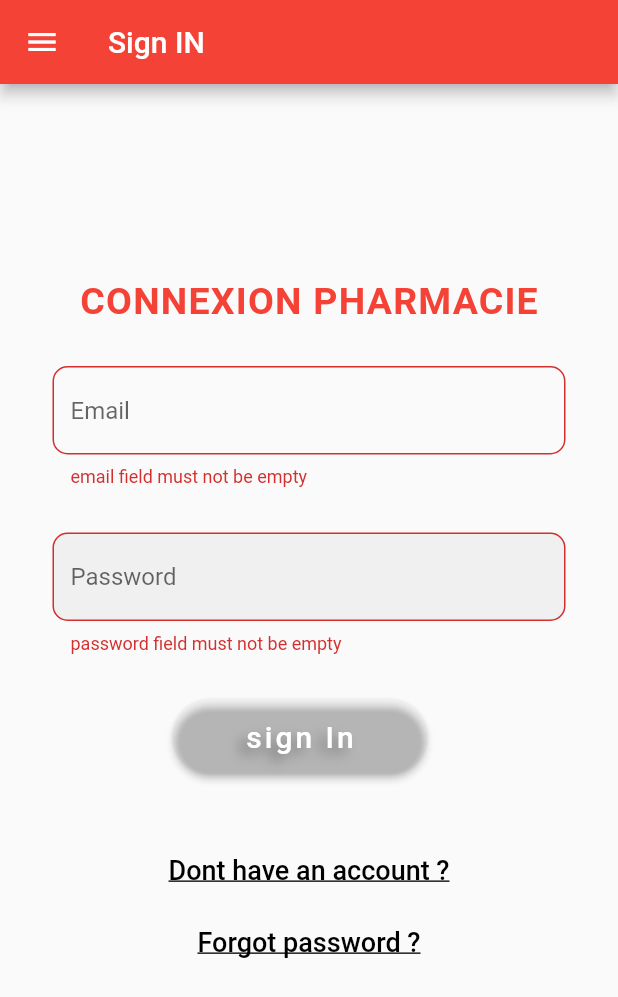
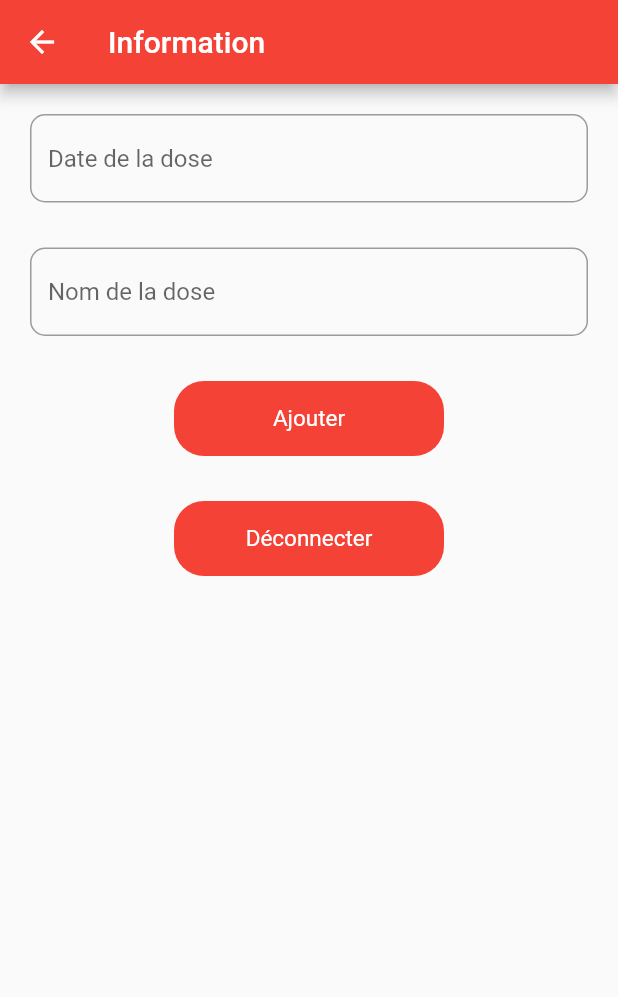
Before and after one commit to belhadjkacemdonia/app_EVAX, a Flutter app: the SignInPharmacie screen opened directly, after a tap on "sign In", on a phone screen of 412 x 824 dp. Shown: the top 997 px of the screen. Run offline on Flutter 3.47's test engine with Material 2 defaults, Android fonts, the phone set to English and light mode, and no system bars; our stand-ins replace carousel_slider, cloud_firestore, firebase_auth, firebase_core, get; accounts and stored records are empty; network calls fail.

Commit message:
pharmacie

```diff
--- a/lib/login.dart
+++ b/lib/login.dart
@@ -1,8 +1,10 @@
 import 'package:evax_app/auth_service.dart';
+import 'package:evax_app/signup_pharmacie.dart';
 import 'package:evax_app/utils/color_utils.dart';
 import 'package:flutter/material.dart';
 
 import 'drawer.dart';
+import 'login_pharmacie.dart';
 import 'profil.dart';
 import 'signup.dart';
 
@@ -203,9 +205,27 @@ class _SignInState extends State<SignIn> {
                                   ),
                                 ),
                               ),
+                              TextButton(
+                                  onPressed: () {
+                                    Navigator.push(
+                                        context,
+                                        MaterialPageRoute(
+                                            builder: (context) =>
+                                                SignInPharmacie()));
+                                  },
+                                  child: Text(
+                                    'SignIn pharmacie',
+                                    style: TextStyle(
+                                      decoration: TextDecoration.underline,
+                                      color: Colors.black,
+                                      fontSize: 18,
+                                    ),
+                                  )),
+
                               SizedBox(
                                 height: 230,
                               ),
+
                             ],
                           ),
                         )
--- a/lib/login_pharmacie.dart
+++ b/lib/login_pharmacie.dart
@@ -1,4 +1,5 @@
 import 'package:evax_app/auth_service.dart';
+import 'package:evax_app/pharmacie.dart';
 import 'package:evax_app/signup_pharmacie.dart';
 import 'package:evax_app/utils/color_utils.dart';
 import 'package:flutter/material.dart';
@@ -134,13 +135,11 @@ class _SignInPharmacieState extends State<SignInPharmacie> {
                                           // foreground
                                         ),
                                         onPressed: () {
-                                          if (_formKey.currentState!
-                                              .validate()) {
-                                            AuthService().SignIn(
-                                                context,
-                                                emailController.text.trim(),
-                                                passwordController.text.trim());
-                                          }
+                                          Navigator.push(
+                                          context,
+                                          MaterialPageRoute(
+                                          builder: (context) => pharmacie()));
+
                                         },
                                         child: const Text(
                                           'sign In',
--- /dev/null
+++ b/lib/pharmacie.dart
@@ -0,0 +1,115 @@
+import 'package:flutter/material.dart';
+import 'package:cloud_firestore/cloud_firestore.dart';
+import 'package:firebase_auth/firebase_auth.dart';
+import 'drawer.dart';
+
+class pharmacie extends StatefulWidget {
+  const pharmacie({super.key});
+
+  @override
+  pharmacieState createState() => pharmacieState();
+}
+class pharmacieState extends State<pharmacie> {
+  @override
+  Widget build(BuildContext context) {
+    return  Scaffold(
+
+                  appBar: AppBar(
+                    title: Text(
+                      "Information",
+                    ),
+                  ),
+                  body: Container(
+                    padding: EdgeInsets.only(left: 20, right: 20, top: 20),
+                    child: SingleChildScrollView(
+                        child: Column(
+                          crossAxisAlignment: CrossAxisAlignment.center,
+                          children: [
+                            TextFormField(
+
+
+                              style: TextStyle(color: Colors.black),
+                              decoration: InputDecoration(
+                                hintText: "Date de la dose",
+                                border: OutlineInputBorder(
+                                  borderRadius: BorderRadius.circular(10),
+                                ),
+                              ),
+                            ),
+
+                            SizedBox(
+                              height: 30,
+                            ),
+                            TextFormField(
+
+
+                              style: TextStyle(color: Colors.black),
+                              decoration: InputDecoration(
+                                hintText: "Nom de la dose",
+                                border: OutlineInputBorder(
+                                  borderRadius: BorderRadius.circular(10),
+                                ),
+                              ),
+                            ),
+                            SizedBox(
+                              height: 30,
+                            ),
+
+
+
+                            GestureDetector(
+                              onTap: () {
+
+
+                              },
+                              child: Container(
+                                width: 180,
+                                height: 50,
+                                decoration: BoxDecoration(
+                                  borderRadius: BorderRadius.circular(20),
+                                  color: Colors.red,
+                                ),
+                                child: Center(
+                                  child: Text(
+                                    "Ajouter",
+                                    textAlign: TextAlign.center,
+                                    style: TextStyle(
+                                        color: Colors.white, fontSize: 15),
+                                  ),
+                                ),
+                              ),
+                            ),
+                            SizedBox(
+                              height: 30,
+                            ),
+                            GestureDetector(
+                              onTap: () {
+
+
+                              },
+                              child: Container(
+                                width: 180,
+                                height: 50,
+                                decoration: BoxDecoration(
+                                  borderRadius: BorderRadius.circular(20),
+                                  color: Colors.red,
+                                ),
+                                child: Center(
+                                  child: Text(
+                                    "Déconnecter ",
+                                    textAlign: TextAlign.center,
+                                    style: TextStyle(
+                                        color: Colors.white, fontSize: 15),
+                                  ),
+                                ),
+                              ),
+                            ),
+                          ],
+                        )),
+                  ),
+
+            );
+
+  }
+
+}
--- a/lib/signup_pharmacie.dart
+++ b/lib/signup_pharmacie.dart
@@ -56,25 +56,7 @@ class _SignUp_PharmacieState extends State<SignUp_Pharmacie> {
                     margin: EdgeInsets.only(left: 35, right: 35),
                     child: Column(
                       children: [
-                        TextFormField(
 
-                          validator: (value) {
-                            if (value!.isEmpty) {
-                              return 'Prenom field must not be empty';
-                            }
-                            return null;
-                          },
-                          style: TextStyle(color: Colors.black),
-                          decoration: InputDecoration(
-                            hintText: "Prénom",
-                            border: OutlineInputBorder(
-                              borderRadius: BorderRadius.circular(10),
-                            ),
-                          ),
-                        ),
-                        SizedBox(
-                          height: 30,
-                        ),
                         TextFormField(
 
                           validator: (value) {
@@ -87,7 +69,7 @@ class _SignUp_PharmacieState extends State<SignUp_Pharmacie> {
                           obscureText: true,
                           decoration: InputDecoration(
                               filled: true,
-                              hintText: "Nom",
+                              hintText: "Nom de la pharmacie",
                               border: OutlineInputBorder(
                                 borderRadius: BorderRadius.circular(10),
                               )),
```
Also changed, not shown: lib/auth_service.dart (+3 -12 lines).
